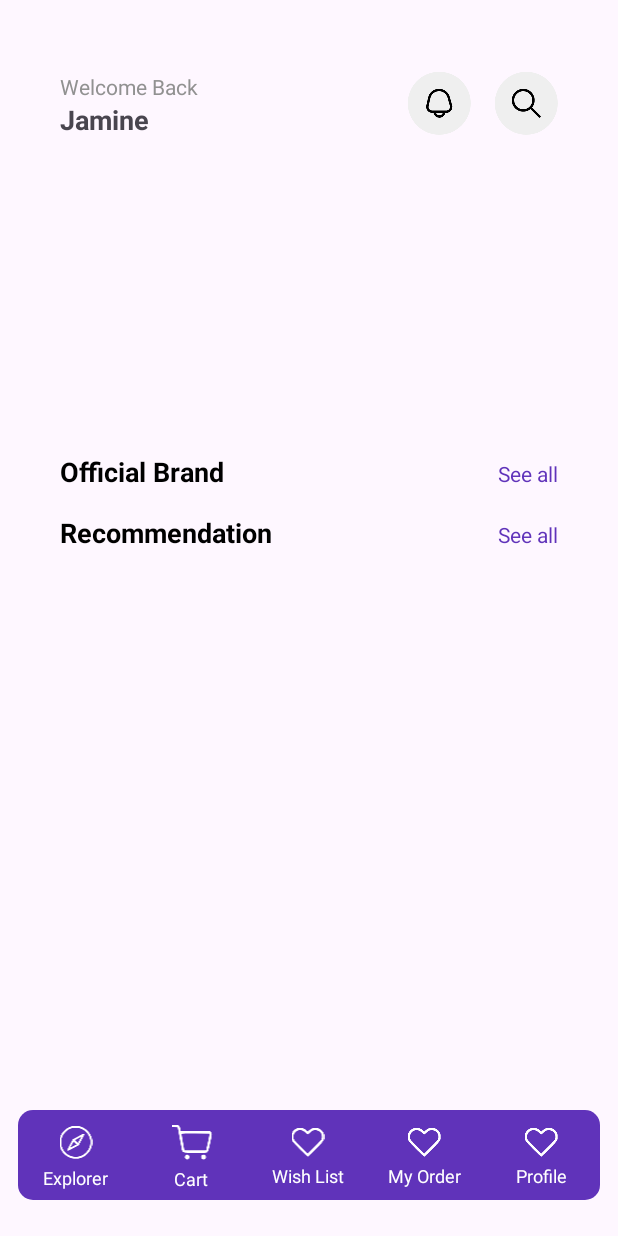
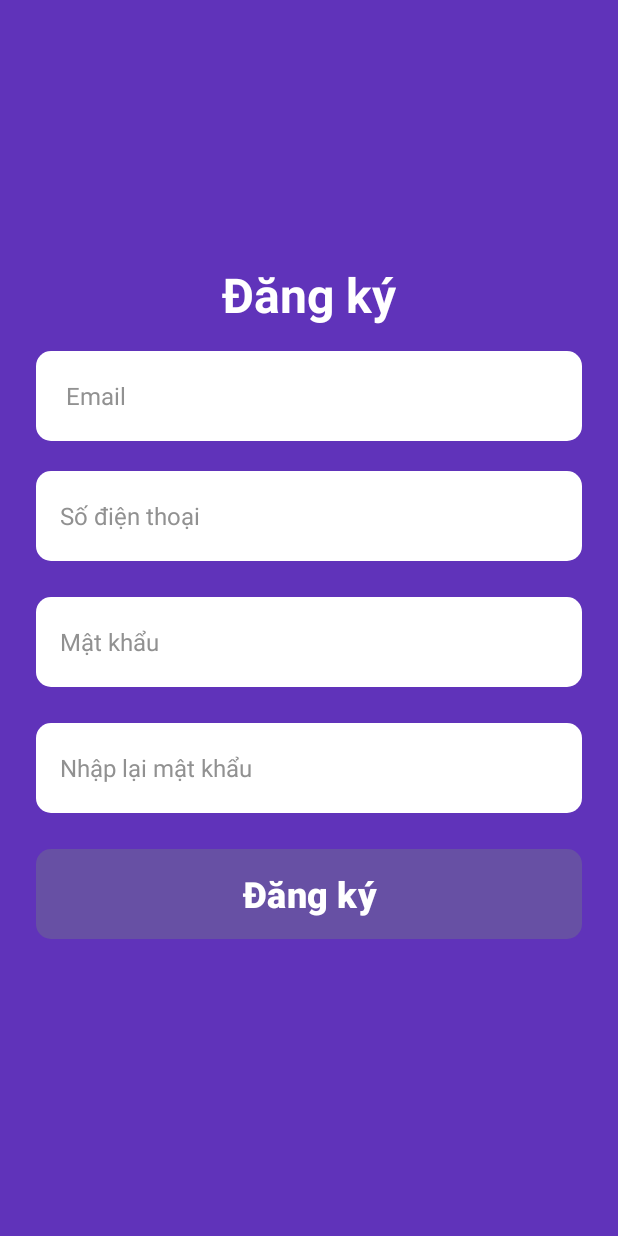
Before and after one commit to thanhtuyen0000000000000/shoes_app, an Android app: the screen it shows after launch (MainActivity before the commit, RegisterActivity after it), after a tap on "Let's Get Started", on a phone screen of 412 x 824 dp. Run offline under Robolectric (Android 15) with nearby library versions, the phone set to English and light mode, and no system bars; our stand-ins replace Firebase (no records; nobody signed in at launch, a user with empty details on screens opened directly); plain views replace DotsIndicator.

Commit message:
update register_login

```diff
--- a/app/build.gradle.kts
+++ b/app/build.gradle.kts
@@ -46,7 +46,10 @@ dependencies {
     implementation(libs.material)
     implementation(libs.androidx.activity)
     implementation(libs.androidx.constraintlayout)
+    //Firebase
     implementation(libs.firebase.database)
+    implementation("com.google.firebase:firebase-auth:22.3.0")
+
     testImplementation(libs.junit)
     androidTestImplementation(libs.androidx.junit)
     androidTestImplementation(libs.androidx.espresso.core)
@@ -56,7 +59,7 @@ dependencies {
     implementation("androidx.lifecycle:lifecycle-viewmodel-ktx:2.6.2")
     implementation("androidx.lifecycle:lifecycle-livedata-ktx:2.6.2")
 
-//ViewModel
+    //ViewModel
     implementation("androidx.activity:activity-ktx:1.4.0")
 
     implementation("com.github.bumptech.glide:glide:4.16.0")
--- a/app/src/main/AndroidManifest.xml
+++ b/app/src/main/AndroidManifest.xml
@@ -35,6 +35,8 @@
         <activity
             android:name=".activity.MainActivity"
             android:exported="true" />
+        <activity android:name=".activity.LoginActivity" />
+        <activity android:name=".activity.RegisterActivity"></activity>
     </application>
 
 </manifest>
--- a/app/src/main/java/com/example/shoes/activity/IntroActivity.kt
+++ b/app/src/main/java/com/example/shoes/activity/IntroActivity.kt
@@ -1,8 +1,16 @@
 package com.example.shoes.activity
 
 import android.content.Intent
+import android.graphics.Color
 import android.os.Bundle
+import android.text.SpannableString
+import android.text.Spanned
+import android.text.TextPaint
+import android.text.method.LinkMovementMethod
+import android.text.style.ClickableSpan
+import android.view.View
 import com.example.shoes.databinding.ActivityIntroBinding
+
 
 class IntroActivity : BaseActivity() {
     private lateinit var binding:ActivityIntroBinding
@@ -11,8 +19,35 @@ class IntroActivity : BaseActivity() {
         binding = ActivityIntroBinding.inflate(layoutInflater)
         setContentView(binding.root)
 
+//        binding.startBtn.setOnClickListener {
+//            startActivity(Intent(this@IntroActivity, MainActivity::class.java))
+//        }
         binding.startBtn.setOnClickListener {
-            startActivity(Intent(this@IntroActivity, MainActivity::class.java))
+            startActivity(Intent(this@IntroActivity, RegisterActivity::class.java))
         }
+        // Thiết lập text clickable cho "Sign In"
+        val fullText = "Already have an account? Sign In"
+        val spannable = SpannableString(fullText)
+
+        val clickableSpan = object : ClickableSpan() {
+            override fun onClick(widget: View) {
+                // Chuyển sang LoginActivity (thay tên class nếu bạn đặt khác)
+                startActivity(Intent(this@IntroActivity, LoginActivity::class.java))
+            }
+
+            override fun updateDrawState(ds: TextPaint) {
+                super.updateDrawState(ds)
+                ds.color = Color.parseColor("#6033ba") // Màu của chữ "Sign In"
+                ds.isUnderlineText = false // Không gạch dưới
+            }
+        }
+
+        val start = fullText.indexOf("Sign In")
+        val end = start + "Sign In".length
+        spannable.setSpan(clickableSpan, start, end, Spanned.SPAN_EXCLUSIVE_EXCLUSIVE)
+
+        binding.textView3.text = spannable
+        binding.textView3.movementMethod = LinkMovementMethod.getInstance()
+        binding.textView3.highlightColor = Color.TRANSPARENT
     }
 }
--- /dev/null
+++ b/app/src/main/res/drawable/light_purple_bg.xml
@@ -0,0 +1,9 @@
+<?xml version="1.0" encoding="utf-8"?>
+<selector xmlns:android="http://schemas.android.com/apk/res/android">
+    <item>
+        <shape android:shape="rectangle">
+            <corners android:radius="10dp"/>
+            <solid android:color="@color/lightPurple"/>
+        </shape>
+    </item>
+</selector>
--- a/app/src/main/res/layout/activity_main.xml
+++ b/app/src/main/res/layout/activity_main.xml
@@ -43,7 +43,7 @@
                         android:textColor="@color/grey" />
 
                     <TextView
-                        android:id="@+id/textView5"
+                        android:id="@+id/usernameTextView"
                         android:layout_width="match_parent"
                         android:layout_height="wrap_content"
                         android:text="Jamine"
--- /dev/null
+++ b/app/src/main/res/layout/activity_register.xml
@@ -0,0 +1,120 @@
+<?xml version="1.0" encoding="utf-8"?>
+<ScrollView xmlns:android="http://schemas.android.com/apk/res/android"
+    android:layout_width="match_parent"
+    android:layout_height="match_parent"
+    xmlns:app="http://schemas.android.com/apk/res-auto"
+    android:background="#6033ba"
+    android:fillViewport="true">
+
+    <androidx.constraintlayout.widget.ConstraintLayout
+        android:layout_width="match_parent"
+        android:layout_height="wrap_content"
+        android:padding="24dp">
+
+        <!-- Tiêu đề -->
+        <TextView
+            android:id="@+id/registerTitle"
+            android:layout_width="wrap_content"
+            android:layout_height="wrap_content"
+            android:layout_marginBottom="8dp"
+            android:text="Đăng ký"
+            android:textColor="@android:color/white"
+            android:textSize="32sp"
+            android:textStyle="bold"
+            app:layout_constraintBottom_toTopOf="@id/usernameEditText"
+            app:layout_constraintEnd_toEndOf="parent"
+            app:layout_constraintStart_toStartOf="parent"
+            app:layout_constraintTop_toTopOf="parent"
+            app:layout_constraintVertical_chainStyle="packed" />
+
+        <!-- Username -->
+        <EditText
+            android:id="@+id/usernameEditText"
+            android:layout_width="0dp"
+            android:layout_height="60dp"
+            android:layout_marginTop="8dp"
+            android:layout_marginBottom="20dp"
+            android:background="@drawable/white_bg"
+            android:hint="Email"
+            android:paddingHorizontal="20dp"
+            android:textSize="16sp"
+            android:textColor="@color/black"
+            android:textColorHint="@color/grey"
+            app:layout_constraintBottom_toTopOf="@id/phonenumberEditText"
+            app:layout_constraintEnd_toEndOf="parent"
+            app:layout_constraintStart_toStartOf="parent"
+            app:layout_constraintTop_toBottomOf="@id/registerTitle" />
+
+        <EditText
+            android:id="@+id/phonenumberEditText"
+            android:layout_width="0dp"
+            android:layout_height="60dp"
+            android:layout_marginBottom="24dp"
+            android:background="@drawable/white_bg"
+            android:hint="Số điện thoại"
+            android:paddingHorizontal="16dp"
+            android:textColor="@color/black"
+            android:textColorHint="@color/grey"
+            android:textSize="16sp"
+            app:layout_constraintBottom_toTopOf="@id/passwordEditText"
+            app:layout_constraintEnd_toEndOf="parent"
+            app:layout_constraintStart_toStartOf="parent"
+            app:layout_constraintTop_toBottomOf="@id/usernameEditText" />
+
+        <!-- Mật khẩu -->
+        <EditText
+            android:id="@+id/passwordEditText"
+            android:layout_width="0dp"
+            android:layout_height="60dp"
+            android:layout_marginBottom="24dp"
+            android:background="@drawable/white_bg"
+            android:hint="Mật khẩu"
+            android:inputType="textPassword"
+            android:paddingHorizontal="16dp"
+            android:textColor="@color/black"
+            android:textColorHint="@color/grey"
+            android:textSize="16sp"
+            app:layout_constraintBottom_toTopOf="@id/repasswordEditText"
+            app:layout_constraintEnd_toEndOf="parent"
+            app:layout_constraintStart_toStartOf="parent"
+            app:layout_constraintTop_toBottomOf="@id/phonenumberEditText" />
+
+        <!-- Nhập lại mật khẩu -->
+
+        <EditText
+            android:id="@+id/repasswordEditText"
+            android:layout_width="0dp"
+            android:layout_height="60dp"
+            android:layout_marginBottom="24dp"
+            android:background="@drawable/white_bg"
+            android:hint="Nhập lại mật khẩu"
+            android:inputType="textPassword"
+            android:paddingHorizontal="16dp"
+            android:textColor="@color/black"
+            android:textColorHint="@color/grey"
+            android:textSize="16sp"
+            app:layout_constraintBottom_toTopOf="@id/registerButton"
+            app:layout_constraintEnd_toEndOf="parent"
+            app:layout_constraintStart_toStartOf="parent"
+            app:layout_constraintTop_toBottomOf="@id/passwordEditText" />
+
+        <Button
+            android:id="@+id/registerButton"
+            android:layout_width="0dp"
+            android:layout_height="60dp"
+            android:layout_marginBottom="24dp"
+            android:background="@drawable/light_purple_bg"
+            android:text="Đăng ký"
+            android:textColor="@android:color/white"
+
+            android:textSize="24sp"
+            android:textStyle="bold"
+            app:layout_constraintBottom_toBottomOf="parent"
+            app:layout_constraintEnd_toEndOf="parent"
+            app:layout_constraintStart_toStartOf="parent"
+            app:layout_constraintTop_toBottomOf="@id/repasswordEditText" />
+
+
+
+    </androidx.constraintlayout.widget.ConstraintLayout>
+</ScrollView>
--- a/app/src/main/res/values/colors.xml
+++ b/app/src/main/res/values/colors.xml
@@ -3,6 +3,7 @@
     <color name="black">#FF000000</color>
     <color name="white">#FFFFFFFF</color>
     <color name="purple">#6033ba</color>
+    <color name="lightPurple">#784ce2</color>
     <color name="lightGrey">#e9e9e9</color>
     <color name="grey">#919191</color>
     <color name="darkGrey">#616161</color>
```
Also changed, not shown: app/src/main/java/com/example/shoes/Model/UserModel.kt (added, +7 -0 lines), app/src/main/java/com/example/shoes/activity/LoginActivity.kt (added, +61 -0 lines), app/src/main/java/com/example/shoes/activity/MainActivity.kt (+21 -2 lines), app/src/main/java/com/example/shoes/activity/RegisterActivity.kt (added, +71 -0 lines), app/src/main/res/layout/activity_login.xml (added, +98 -0 lines).
